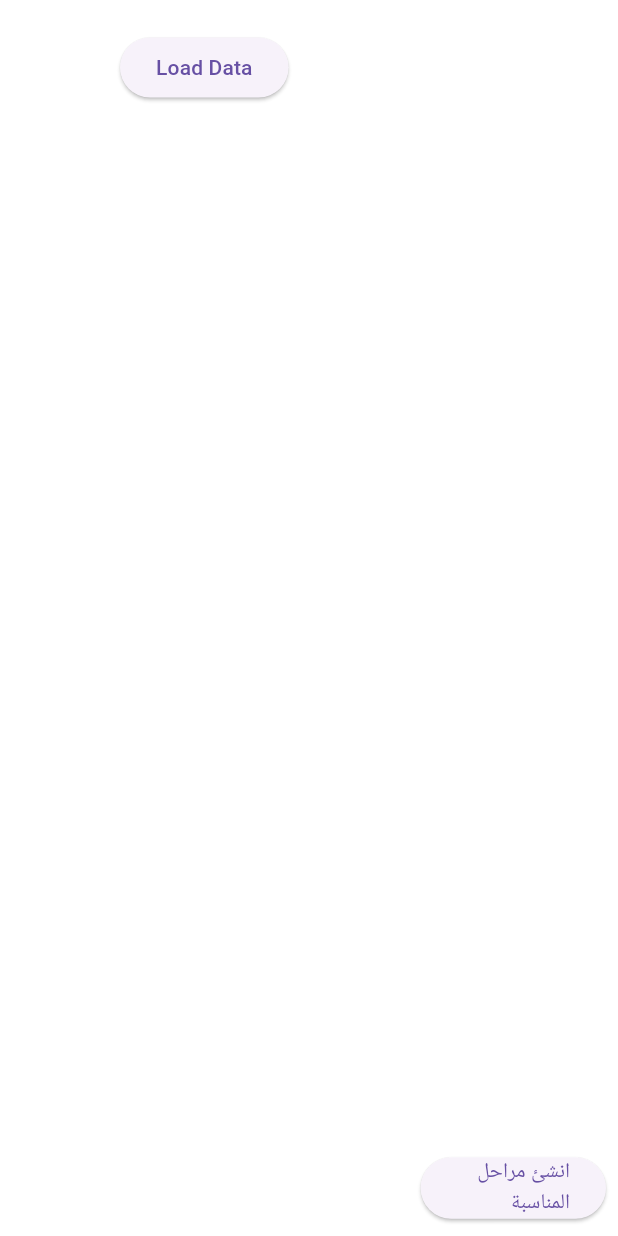
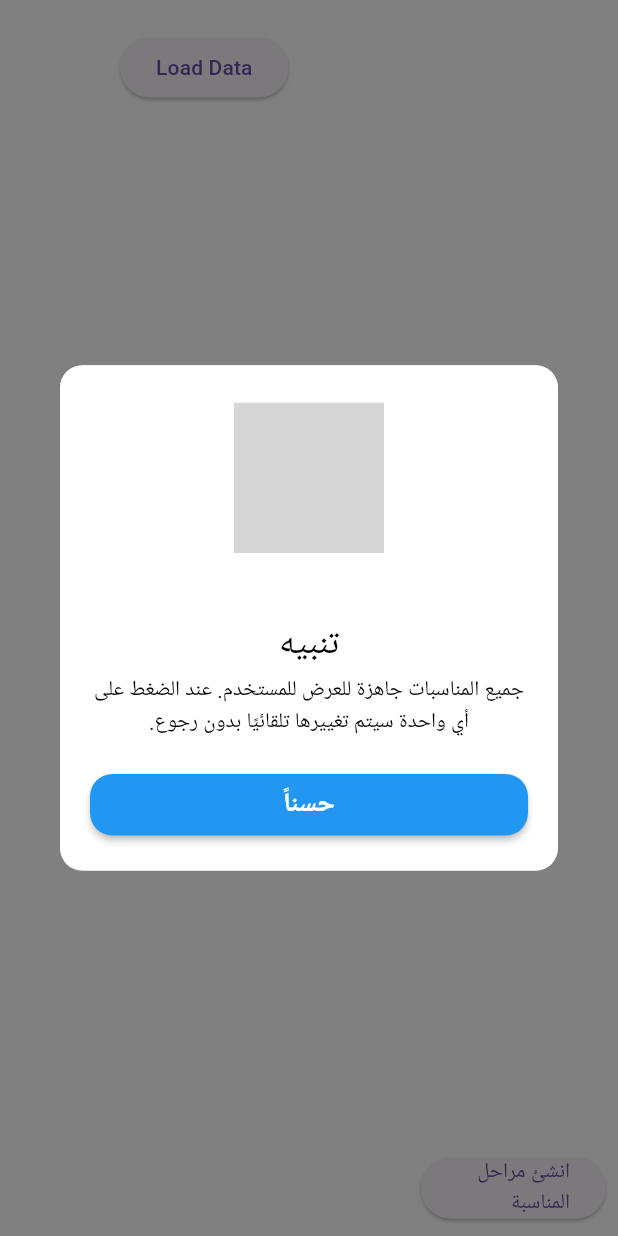
Before and after one commit to FatimaAzaizeh/EEventsApp, a Flutter app: the Wizard screen opened directly with empty values, on a phone screen of 412 x 824 dp. Run offline on Flutter 3.47's test engine with Material 3 defaults, Android fonts, the phone set to English and light mode, and no system bars; our stand-ins replace cloud_firestore, easy_stepper, file_picker, firebase_auth, firebase_core, firebase_storage and 2 more; missing offline and left inert: emailjs, toggle_list; accounts and stored records are empty; statements that could not run were skipped; grey boxes are pictures that could not be loaded.

Commit message:
Update WizardScreen.dart

```diff
--- a/lib/screens/Admin/widgets_admin/wizard/WizardScreen.dart
+++ b/lib/screens/Admin/widgets_admin/wizard/WizardScreen.dart
@@ -24,6 +24,25 @@ class _WizardState extends State<Wizard> {
   bool isLoading = false;
   int activeStep = 0;
   double progress = 0.2;
+
+  @override
+  void initState() {
+    super.initState();
+    _showPopupMessage();
+  }
+
+  Future<void> _showPopupMessage() async {
+    await Future.delayed(
+        Duration.zero); // Ensures the dialog shows after the first frame
+    QuickAlert.show(
+      context: context,
+      type: QuickAlertType.info,
+      title: 'تنبيه',
+      text:
+          'جميع المناسبات جاهزة للعرض للمستخدم. عند الضغط على أي واحدة سيتم تغييرها تلقائيًا بدون رجوع.',
+      confirmBtnText: 'حسناً',
+    );
+  }
 
   Future<void> readData(String id) async {
     try {
```
